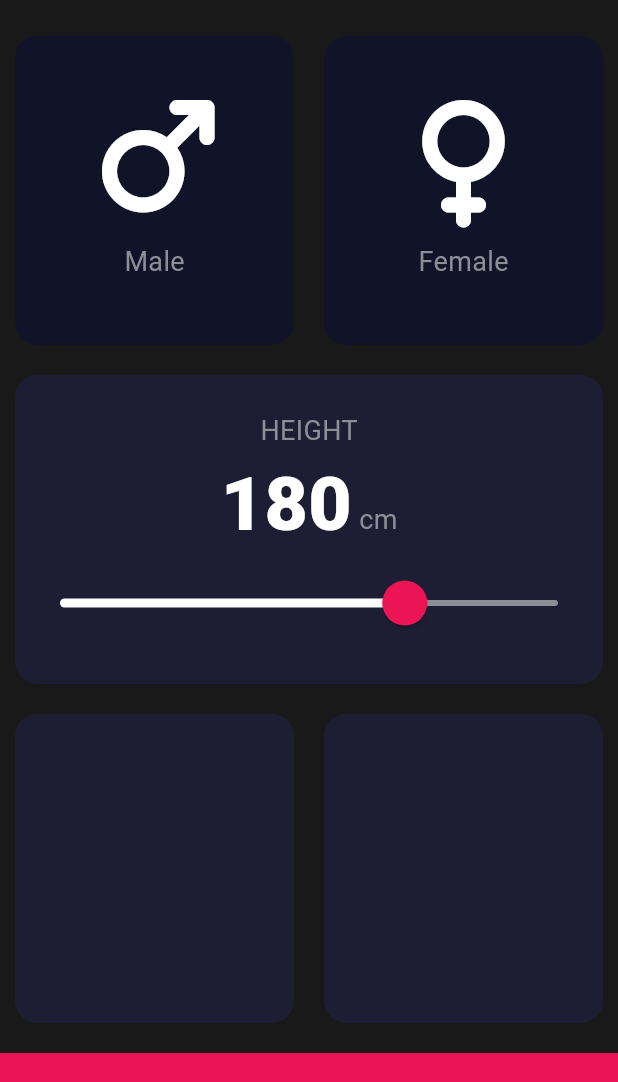
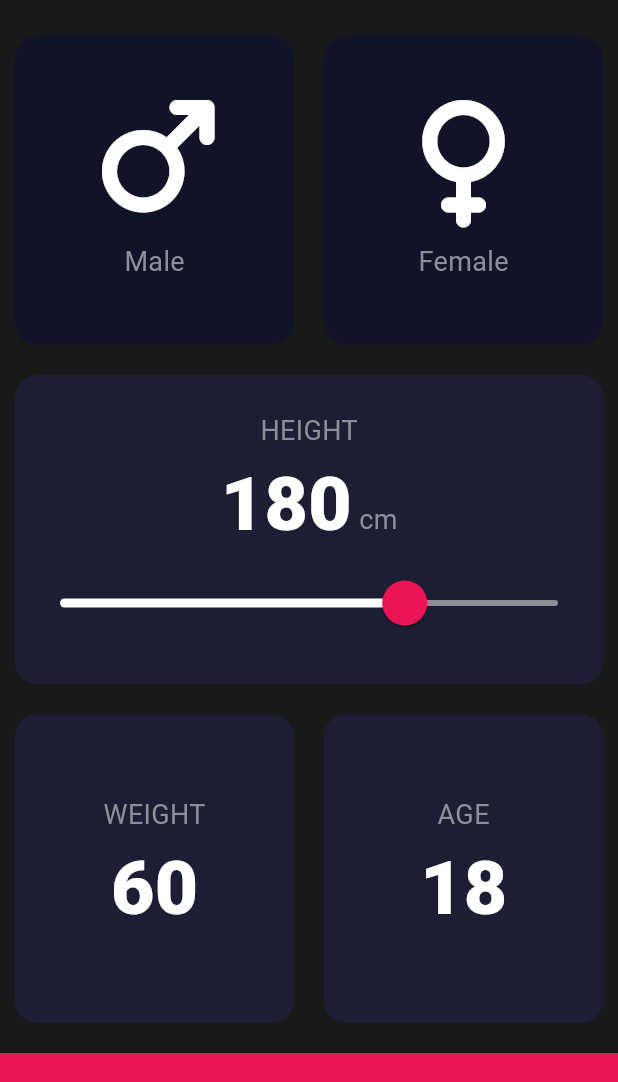
Before and after one commit to Neoakay005/angelas_bmi_calculator_flutter, a Flutter app: the screen it shows after launch, on a phone screen of 412 x 824 dp, the part 63-1145 px from its top. Run offline on Flutter 3.47's test engine with Material 3 defaults, Android fonts, the phone set to English and light mode, and no system bars; our stand-ins replace font_awesome_flutter.

Commit message:
Added text and number to the weight and age cards

```diff
--- a/lib/input_page.dart
+++ b/lib/input_page.dart
@@ -16,6 +16,8 @@ class InputPage extends StatefulWidget {
 class _InputPageState extends State<InputPage> {
   Gender? selectedGender;
   int height = 180;
+  int weight = 60;
+  int age = 18;
 
   @override
   Widget build(BuildContext context) {
@@ -24,6 +26,7 @@ class _InputPageState extends State<InputPage> {
       body: Column(
         crossAxisAlignment: CrossAxisAlignment.stretch,
         children: [
+          // üst cinsiyet seçimi kartları
           Expanded(
             child: Row(
               children: [
@@ -62,6 +65,7 @@ class _InputPageState extends State<InputPage> {
               ],
             ),
           ),
+          // boy seçim kartı
           Expanded(
             child: ReusableCard(
               colours: kActiveCardColour,
@@ -83,12 +87,8 @@ class _InputPageState extends State<InputPage> {
                       activeTrackColor: Colors.white,
                       inactiveTrackColor: Color(0xFF8D8E98),
                       thumbColor: Color(0xFFEB1555),
-                      thumbShape: RoundSliderThumbShape(
-                        enabledThumbRadius: 15,
-                      ),
-                      overlayShape: RoundSliderOverlayShape(
-                        overlayRadius: 30,
-                      ),
+                      thumbShape: RoundSliderThumbShape(enabledThumbRadius: 15),
+                      overlayShape: RoundSliderOverlayShape(overlayRadius: 30),
                       overlayColor: Color(0x26EB1555),
                     ),
                     child: Slider(
@@ -106,11 +106,34 @@ class _InputPageState extends State<InputPage> {
               ),
             ),
           ),
+          // ağırlık ve yaş kartları
           Expanded(
             child: Row(
               children: [
-                Expanded(child: ReusableCard(colours: kActiveCardColour)),
-                Expanded(child: ReusableCard(colours: kActiveCardColour)),
+                Expanded(
+                  child: ReusableCard(
+                    colours: kActiveCardColour,
+                    cardChild: Column(
+                      mainAxisAlignment: MainAxisAlignment.center,
+                      children: <Widget>[
+                        Text("WEIGHT", style: kLableTextStyle),
+                        Text(weight.toString(), style: kLableNumberStyle),
+                      ],
+                    ),
+                  ),
+                ),
+                Expanded(
+                  child: ReusableCard(
+                    colours: kActiveCardColour,
+                    cardChild: Column(
+                      mainAxisAlignment: MainAxisAlignment.center,
+                      children: <Widget>[
+                        Text("AGE", style: kLableTextStyle),
+                        Text(age.toString(), style: kLableNumberStyle),
+                      ],
+                    ),
+                  ),
+                ),
               ],
             ),
           ),
```
